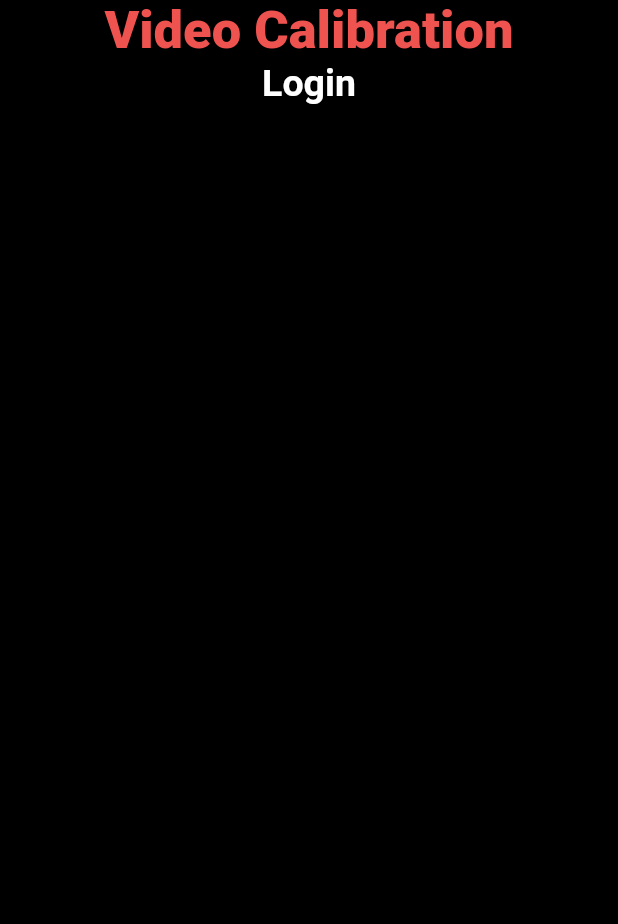
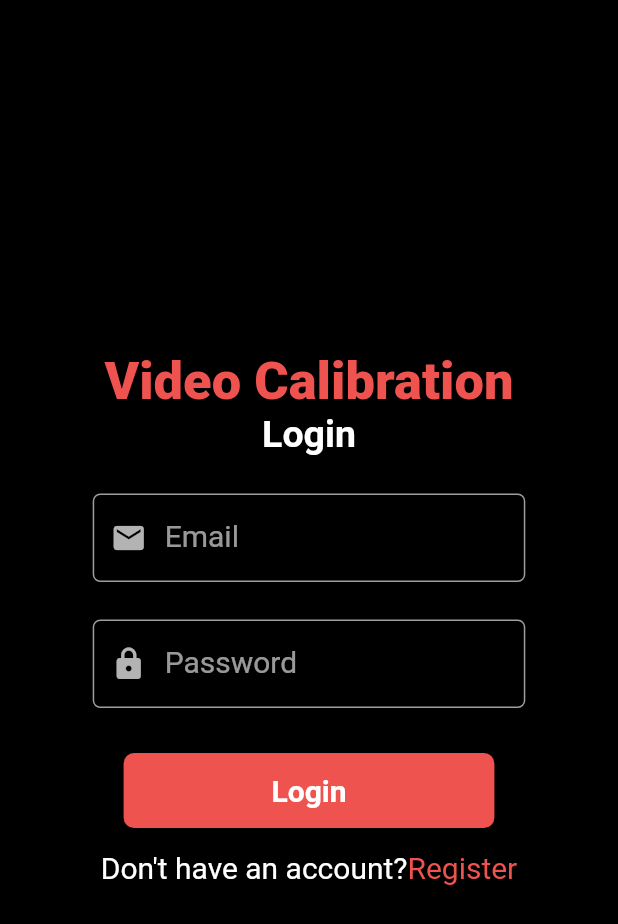
Before and after one commit to caglarcaymaz/cpflutter, a Flutter app: the screen it shows after launch, on a phone screen of 412 x 824 dp. Shown: the top 924 px of the screen. Run offline on Flutter 3.47's test engine with Material 2 defaults, Android fonts, the phone set to English and light mode, and no system bars.

Commit message:
login screen mockup completed

```diff
--- a/lib/main.dart
+++ b/lib/main.dart
@@ -22,7 +22,7 @@ class MyApp extends StatelessWidget {
       ),
       /* darkTheme: ThemeClass.darkTheme,
       themeMode:ThemeMode.system, */
-      home: const LoginScreen(),
+      home:  LoginScreen(),
     );
   }
 }
--- a/lib/views/screens/authentication/login_screen.dart
+++ b/lib/views/screens/authentication/login_screen.dart
@@ -1,27 +1,92 @@
 import 'package:cflutter/constants.dart';
+import 'package:cflutter/views/widgets/input_text_field.dart';
 import 'package:flutter/material.dart';
 
 class LoginScreen extends StatelessWidget {
-  const LoginScreen({super.key});
+  LoginScreen({super.key});
+  final TextEditingController _emailController = TextEditingController();
+  final TextEditingController _passwordController = TextEditingController();
 
   @override
   Widget build(BuildContext context) {
-    return  Scaffold(
-      body:Container(
+    return Scaffold(
+      body: Container(
         alignment: Alignment.center,
-        child: Column(children: [
-          Text('Video Calibration',
-          style: TextStyle(fontSize: 35,
-          color: buttonColor,
-          fontWeight: FontWeight.w900,),),
-          const Text('Login',style: TextStyle(
-            fontSize: 25,
-            fontWeight: FontWeight.w700
-          )),
-          const SizedBox(height: 25,),
-          Container()
-        ]),
-      )
+
+        child: Column(
+          mainAxisAlignment: MainAxisAlignment.center,
+          children: [
+            Text(
+              'Video Calibration',
+              style: TextStyle(
+                fontSize: 35,
+                color: buttonColor,
+                fontWeight: FontWeight.w900,
+              ),
+            ),
+            const Text('Login',
+                style: TextStyle(fontSize: 25, fontWeight: FontWeight.w700)),
+            const SizedBox(
+              height: 25,
+            ),
+            Container(
+              width: MediaQuery.of(context).size.width * 0.7,
+              margin: const EdgeInsets.symmetric(horizontal: 20),
+              child: InputTextField(
+                controller: _emailController,
+                labelText: 'Email',
+                icon: Icons.email,
+              ),
+            ),
+            const SizedBox(
+              height: 25,
+            ),
+            Container(
+              width: MediaQuery.of(context).size.width * 0.7,
+              margin: const EdgeInsets.symmetric(horizontal: 20),
+              child: InputTextField(
+                controller: _passwordController,
+                labelText: 'Password',
+                icon: Icons.lock_rounded,
+              ),
+            ),
+            const SizedBox(
+              height: 30,
+            ),
+            Container(
+              width: MediaQuery.of(context).size.width * 0.6,
+              height: 50,
+              decoration: BoxDecoration(
+                color: buttonColor,
+                borderRadius: BorderRadius.circular(7),
+              ),
+              child: InkWell(
+                onTap: (){
+                  print('Login widget pressed');
+                },
+                child: const Center(
+                    child: Text(
+                  'Login',
+                  style: TextStyle(fontSize: 20, fontWeight: FontWeight.w700),
+                )),
+              ),
+            ),
+            const SizedBox(height: 15,),
+            Row(mainAxisAlignment: MainAxisAlignment.center,
+            children: [
+              const Text('Don\'t have an account?', style: TextStyle(fontSize: 20),),
+              InkWell
+              (
+                onTap: (){
+                  print('navigigating to Register screen');
+                },
+                child: Text('Register', style: TextStyle(fontSize: 20,color: buttonColor),)),
+
+
+            ],)
+          ],
+        ),
+      ),
     );
   }
 }
--- a/lib/views/widgets/input_text_field.dart
+++ b/lib/views/widgets/input_text_field.dart
@@ -6,7 +6,7 @@ class InputTextField extends StatelessWidget {
     final String labelText;
     final bool isObscure;
     final IconData icon;
-  const InputTextField({super.key, required this.controller, required this.icon, required this.isObscure, required this.labelText});
+  const InputTextField({super.key, required this.controller, required this.icon,  this.isObscure= false , required this.labelText});
 
   @override
   Widget build(BuildContext context) {
```
